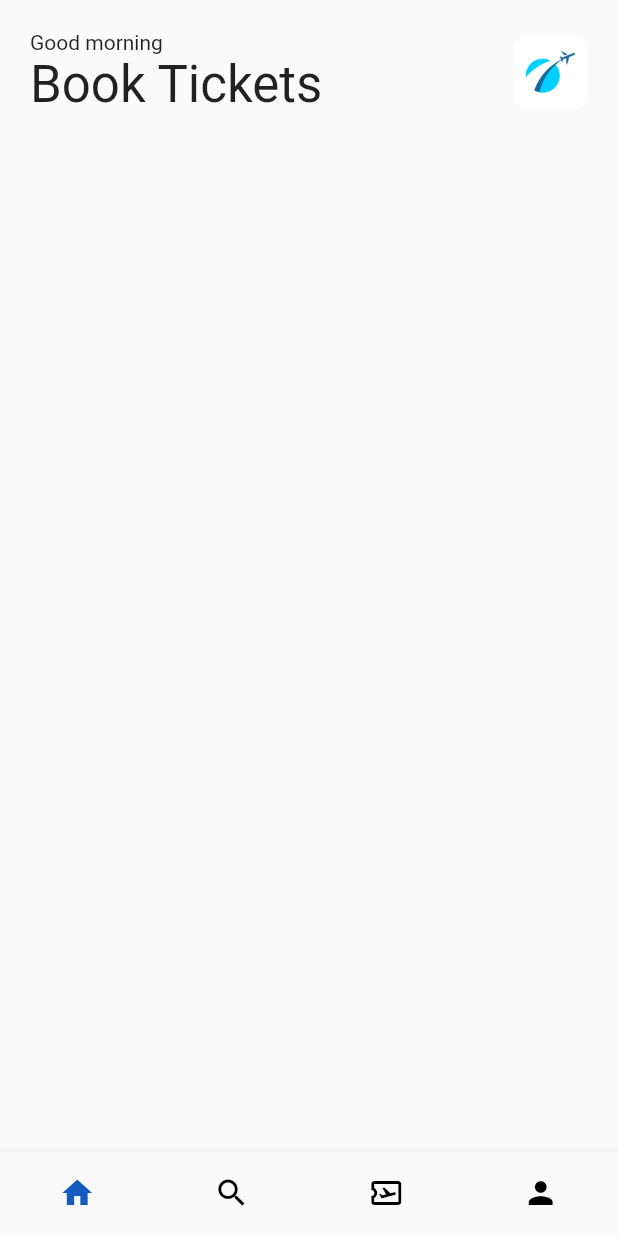
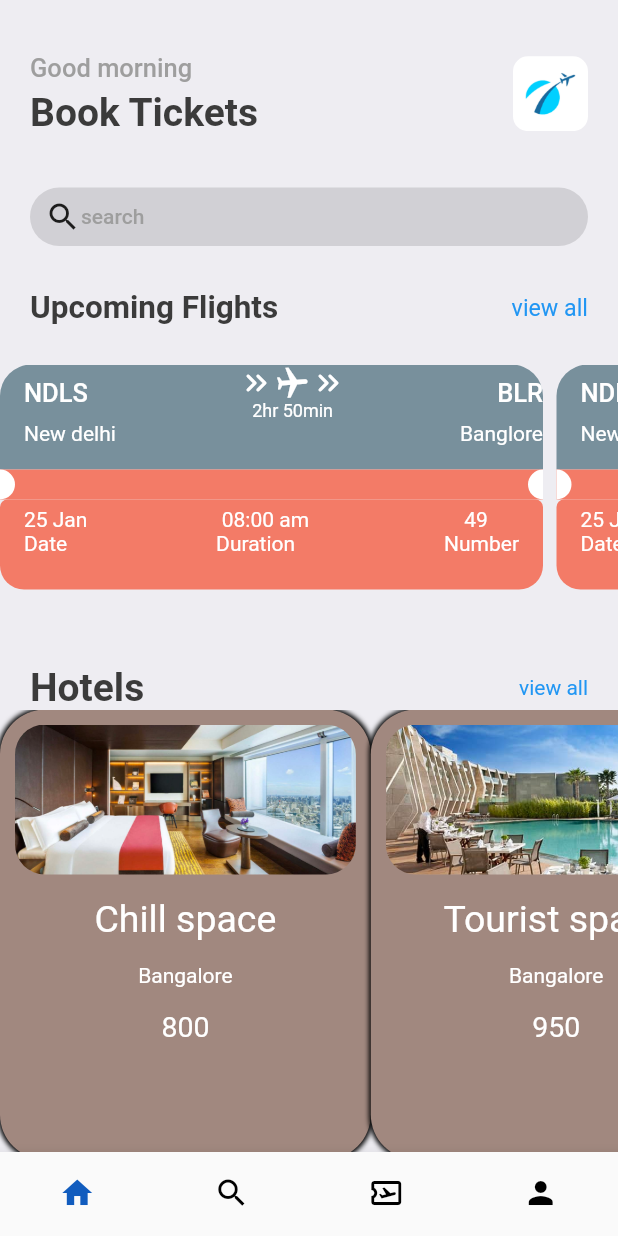
Before and after one commit to CLakshmiAravind/Flight_TicketBooking, a Flutter app: the screen it shows after launch, on a phone screen of 412 x 824 dp. Run offline on Flutter 3.47's test engine with Material 2 defaults, Android fonts, the phone set to English and light mode, and no system bars; our stand-ins replace gap.

Commit message:
front page is completed

```diff
--- a/lib/pages/home_page.dart
+++ b/lib/pages/home_page.dart
@@ -1,4 +1,9 @@
 import 'package:flutter/material.dart';
+import 'package:ticket_book/utils/styles.dart';
+import 'package:ticket_book/pages/ticket_view.dart';
+import 'package:gap/gap.dart';
+import 'package:ticket_book/pages/hotel_screen.dart';
+import 'package:ticket_book/utils/app_info_list.dart';
 
 class HomePage extends StatelessWidget {
   const HomePage({super.key});
@@ -6,14 +11,17 @@ class HomePage extends StatelessWidget {
   @override
   Widget build(BuildContext context) {
     return Scaffold(
-      backgroundColor: Color.fromARGB(0, 19, 19, 163),
+      backgroundColor: Styles.bgColor,
       body: ListView(
         children: [
           Container(
-            padding: EdgeInsets.symmetric(horizontal: 20, vertical: 20),
+            // padding: EdgeInsets.symmetric(horizontal: 20, vertical: 20),
             child: Column(
               children: [
-                Row(
+                Gap(15),
+                Container(
+                  padding: EdgeInsets.symmetric(horizontal: 20, vertical: 20),
+                  child: Row(
                     mainAxisAlignment: MainAxisAlignment.spaceBetween,
                     // crossAxisAlignment: CrossAxisAlignment.start,
                     children: [
@@ -21,8 +29,16 @@ class HomePage extends StatelessWidget {
                         // mainAxisAlignment: MainAxisAlignment.start,
                         crossAxisAlignment: CrossAxisAlignment.start,
                         children: [
-                        Text('Good morning'),
-                        Text('Book Tickets',style: TextStyle(fontSize: 34),)
+                          Text(
+                            'Good morning',
+                            style: Styles.headLineStyle3,
+                          ),
+                          // SizedBox(height: 5,),
+                          Gap(5),
+                          Text(
+                            'Book Tickets',
+                            style: Styles.headLineStyle1,
+                          )
                         ],
                       ),
                       Container(
@@ -30,11 +46,90 @@ class HomePage extends StatelessWidget {
                         width: 50,
                         decoration: BoxDecoration(
                             borderRadius: BorderRadius.circular(10),
-                        image: DecorationImage(image: AssetImage('assets/images/img_1.png'))
-                      ),
+                            image: DecorationImage(
+                                image: AssetImage('assets/images/img_1.png'))),
                       )
                     ],
+                  ),
+                ),
+                Gap(15),
+                Container(
+                  padding: EdgeInsets.symmetric(horizontal: 20),
+                  child: Container(
+                    height: 39,
+                    padding: EdgeInsets.fromLTRB(10, 0, 0, 0),
+                    // color: Colors.white,
+                    decoration: BoxDecoration(
+                        borderRadius: BorderRadius.circular(50),
+                        color: Colors.black12),
+                    child: Row(
+                      children: [
+                        Icon(Icons.search),
+                        Text(
+                          'search',
+                          style: Styles.headLineStyle4,
                         )
+                      ],
+                    ),
+                  ),
+                ),
+                Gap(29),
+                Container(
+                  padding: EdgeInsets.symmetric(horizontal: 20),
+                  child: Row(
+                    mainAxisAlignment: MainAxisAlignment.spaceBetween,
+                    children: [
+                      Text(
+                        'Upcoming Flights',
+                        style: Styles.headLineStyle2,
+                      ),
+                      InkWell(
+                        child: Text(
+                          'view all',
+                          style: TextStyle(color: Colors.blue, fontSize: 15.5),
+                        ),
+                        onTap: () {
+                          print('you are tapped');
+                        },
+                      )
+                    ],
+                  ),
+                ),
+                Gap(25),
+                SingleChildScrollView(
+                    scrollDirection: Axis.horizontal,
+                    padding: EdgeInsets.only(right: 20),
+                    child: Row(
+                      children: [
+                        TicketView(),
+                        Gap(9),
+                        TicketView(),
+                      ],
+                    )),
+                Container(
+                  padding: EdgeInsets.symmetric(horizontal: 20,),
+                  child: Row(
+                    mainAxisAlignment: MainAxisAlignment.spaceBetween,
+                    children: [
+                      Text(
+                        'Hotels',
+                        style: Styles.headLineStyle1,
+                      ),
+                      InkWell(
+                        child: Text(
+                          'view all',
+                          style: TextStyle(color: Colors.blue),
+                        ),
+                        onTap: () {},
+                      )
+                    ],
+                  ),
+                ),
+                SingleChildScrollView(
+                  scrollDirection:Axis.horizontal,
+                  child: Row(
+                  children: hotelList.map((singleHotel)=> HotelScreen(hotel: singleHotel)).toList()
+                ))
               ],
             ),
           )
--- /dev/null
+++ b/lib/pages/hotel_screen.dart
@@ -0,0 +1,50 @@
+import 'package:flutter/material.dart';
+import 'package:gap/gap.dart';
+import 'package:ticket_book/utils/styles.dart';
+
+class HotelScreen extends StatelessWidget {
+  final Map<String,dynamic> hotel;
+  const HotelScreen({super.key,required this.hotel});
+
+  @override
+  Widget build(BuildContext context) {
+    print(hotel);
+    return Container(
+      padding: EdgeInsets.symmetric(horizontal: 10,vertical: 10),
+      height: 300,
+      width: MediaQuery.of(context).size.width*0.6,
+      decoration: BoxDecoration(
+        color: Colors.brown.shade300,
+        borderRadius: BorderRadius.circular(30),
+        boxShadow: [
+          BoxShadow(
+            color: Colors.black,
+            blurRadius: 2,
+            spreadRadius: 1
+
+          )
+        ]
+      ),
+      child: Column(
+        children: [
+          Container(
+            height: 100,
+            width: MediaQuery.of(context).size.width,
+            decoration: BoxDecoration(
+              borderRadius: BorderRadius.circular(20),
+              image: DecorationImage(image: AssetImage('assets/images/${hotel['image']}'),
+              fit: BoxFit.cover
+              )
+            ),
+          ),
+          Gap(15),
+          Text('${hotel['place']}',style: TextStyle(color: Colors.white,fontSize: 25),textAlign: TextAlign.left,),
+          Gap(15),
+          Text('${hotel['destination']}',style: TextStyle(color: Colors.white),),
+          Gap(15),
+          Text('${hotel['price']}',style: TextStyle(color: Colors.white,fontSize: 19),)
+        ],
+      ),
+    );
+  }
+}
--- /dev/null
+++ b/lib/pages/ticket_view.dart
@@ -0,0 +1,120 @@
+import 'package:flutter/material.dart';
+import 'package:ticket_book/utils/styles.dart';
+import 'package:gap/gap.dart';
+
+class TicketView extends StatelessWidget {
+  const TicketView({super.key});
+
+  @override
+  Widget build(BuildContext context) {
+    return SizedBox(
+      width: MediaQuery.of(context).size.width-50,
+      height: 200,
+      child: Container(
+        child: Column(
+          children: [
+            Container(
+              decoration: BoxDecoration(
+              color: Colors.blueGrey.shade400,
+                borderRadius: BorderRadius.only(topLeft: Radius.circular(21),topRight: Radius.circular(21))
+              ),
+              padding: EdgeInsets.only(left:16,bottom: 16),
+              child: Column(
+                children: [
+                  Row(
+                    mainAxisAlignment: MainAxisAlignment.spaceBetween,
+                    children: [
+                      Text('NDLS',style: Styles.headLineStyle3.copyWith(color: Colors.white),),
+                      Column(
+                        children: [
+                          Row(
+                            children: [
+                              Icon(Icons.keyboard_double_arrow_right_rounded,color: Colors.white,),
+                              Transform.rotate(angle:1.5,child: Icon(Icons.local_airport_sharp,color: Colors.white,)),
+                              Icon(Icons.keyboard_double_arrow_right_rounded,color: Colors.white,),
+                            ],
+                          ),
+                          Text('2hr 50min',style: TextStyle(fontSize: 12,color: Colors.white),),
+                        ],
+                      ),
+                      Text('BLR',style: Styles.headLineStyle3.copyWith(color: Colors.white),),
+                    ],
+                  ),
+                  Row(
+                    mainAxisAlignment: MainAxisAlignment.spaceBetween,
+                    children: [
+                      Text('New delhi',style: TextStyle(color: Colors.white),),
+                      Text('Banglore',style: TextStyle(color: Colors.white),),
+                    ],
+                  )
+                ],
+
+              ),
+            ),
+            Container(
+              color: Color(0XFFF37B67),
+              child: Row(
+                mainAxisAlignment: MainAxisAlignment.spaceBetween,
+                children: [
+                  SizedBox(
+                    height: 20,width: 10,
+                    child: DecoratedBox(decoration: BoxDecoration(
+                      color: Colors.white,
+                      borderRadius: BorderRadius.only(
+                        topRight: Radius.circular(10),
+                        bottomRight: Radius.circular(10),
+                      ),
+                    )),
+                  ),
+                  SizedBox(
+                    height: 20,width: 10,
+                    child: DecoratedBox(decoration: BoxDecoration(
+                      color: Colors.white,
+                      borderRadius: BorderRadius.only(
+                        topLeft: Radius.circular(10),
+                        bottomLeft: Radius.circular(10),
+                      ),
+                    )),
+                  )
+                ],
+              ),
+            ),
+            Container(
+              // color: Color(0XFFF37B67),
+              height: 60,
+              width: MediaQuery.of(context).size.width,
+              padding: EdgeInsets.fromLTRB(16, 5, 16, 5),
+              decoration: BoxDecoration(
+                borderRadius: BorderRadius.only(topLeft: Radius.circular(5),topRight: Radius.circular(5),bottomLeft: Radius.circular(16),bottomRight: Radius.circular(16)),
+                color: Color(0XFFF37B67)
+              ),
+              child: Column(
+                children: [
+                  Row(
+                    mainAxisAlignment: MainAxisAlignment.spaceBetween,
+
+                    children: [
+
+                      Text("25 Jan",style: TextStyle(fontSize: 14,color: Colors.white),),
+                      Text(" 08:00 am ",style: TextStyle(fontSize: 14,color: Colors.white),),
+                      Text("    49      ",style: TextStyle(fontSize: 14,color: Colors.white),),
+                    ],
+                  ),
+                  Row(
+                    mainAxisAlignment: MainAxisAlignment.spaceBetween,
+                    children: [
+                      Text('Date',style: TextStyle(fontSize: 14,color: Colors.white)),
+                      Text('Duration',style: TextStyle(fontSize: 14,color: Colors.white)),
+                      Text('Number',style: TextStyle(fontSize: 14,color: Colors.white)),
+                    ],
+                  )
+                ],
+              ),
+            )
+          ],
+        ),
+      ),
+
+    );
+  }
+}
--- /dev/null
+++ b/lib/utils/app_info_list.dart
@@ -0,0 +1,20 @@
+List<Map<String, dynamic>> hotelList = [
+  {
+    'image': 'one.png',
+    'place': 'Chill space',
+    'destination': 'Bangalore',
+    'price': 800
+  },
+  {
+    'image': 'two.png',
+    'place': 'Tourist space',
+    'destination': 'Bangalore',
+    'price': 950
+  },
+  {
+    'image': 'three.png',
+    'place': 'mountain park',
+    'destination': 'Bangalore',
+    'price': 1200
+  },
+];
--- /dev/null
+++ b/lib/utils/styles.dart
@@ -0,0 +1,16 @@
+import 'package:flutter/material.dart';
+
+Color primary = Color(0xFF687DAF);
+
+class Styles{
+  static Color primaryColor = primary;
+  static Color textColor = Color(0xFF3b3b3b);
+  static Color bgColor = Color(0xFFeeedf2);
+  static Color organeColor = Color(0xFF526799);
+  static TextStyle textStyle = TextStyle(fontSize: 15, color: textColor, fontWeight: FontWeight.w500);
+  static TextStyle headLineStyle1 = TextStyle(fontSize: 26, color: textColor, fontWeight: FontWeight.bold);
+  static TextStyle headLineStyle2 = TextStyle(fontSize: 21, color: textColor, fontWeight: FontWeight.bold);
+  static TextStyle headLineStyle3 = TextStyle(fontSize: 17, color: Colors.grey.shade500, fontWeight: FontWeight.w500);
+  static TextStyle headLineStyle4 = TextStyle(fontSize: 14, color: Colors.grey.shade500, fontWeight: FontWeight.w500);
+
+}
--- /dev/null
+++ b/lib/widgets/thick_container.dart
@@ -0,0 +1,10 @@
+import 'package:flutter/material.dart';
+
+class MyWidget extends StatelessWidget {
+  const MyWidget({super.key});
+
+  @override
+  Widget build(BuildContext context) {
+    return const Placeholder();
+  }
+}
--- a/pubspec.yaml
+++ b/pubspec.yaml
@@ -36,6 +36,7 @@ dependencies:
   # Use with the CupertinoIcons class for iOS style icons.
   cupertino_icons: ^1.0.2
   fluent_ui: ^1.0.0
+  gap: ^2.0.0
 
 dev_dependencies:
   flutter_test:
```
Also changed, not shown: lib/utils/app_layout.dart (added), pubspec.lock. Lines whose indentation alone changed are shown as unchanged.
